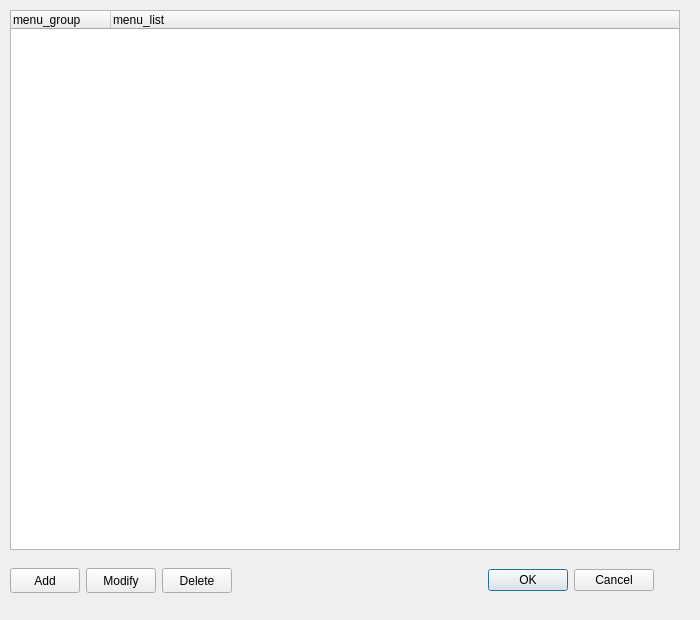
First picture: the form in menusviewdialog.ui, repository pgulyaev88/elpos.manager, before the edit.
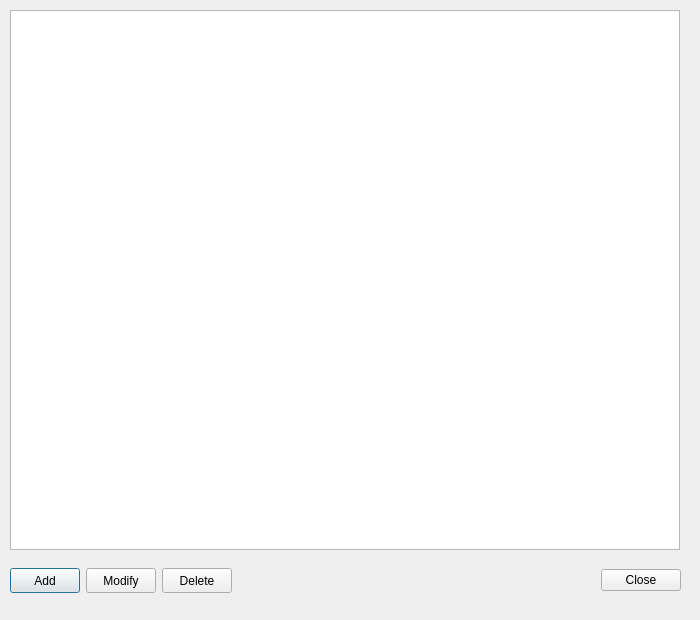
Second picture: the form after the edit.

What changed in the file:
```diff
--- a/menusviewdialog.ui
+++ b/menusviewdialog.ui
@@ -96,16 +96,16 @@
     <item>
      <widget class="QDialogButtonBox" name="menusButtonBox">
       <property name="standardButtons">
-       <set>QDialogButtonBox::Cancel|QDialogButtonBox::Ok</set>
+       <set>QDialogButtonBox::Close</set>
       </property>
       <property name="centerButtons">
-       <bool>true</bool>
+       <bool>false</bool>
       </property>
      </widget>
     </item>
    </layout>
   </widget>
-  <widget class="QTreeWidget" name="treeWidget">
+  <widget class="QTableView" name="menusTableView">
    <property name="geometry">
     <rect>
      <x>10</x>
@@ -117,16 +117,6 @@
    <property name="lineWidth">
     <number>2</number>
    </property>
-   <column>
-    <property name="text">
-     <string>menu_group</string>
-    </property>
-   </column>
-   <column>
-    <property name="text">
-     <string>menu_list</string>
-    </property>
-   </column>
   </widget>
  </widget>
  <resources/>
```
Left out of the diff: 19 changed lines with no effect on the pictures.
